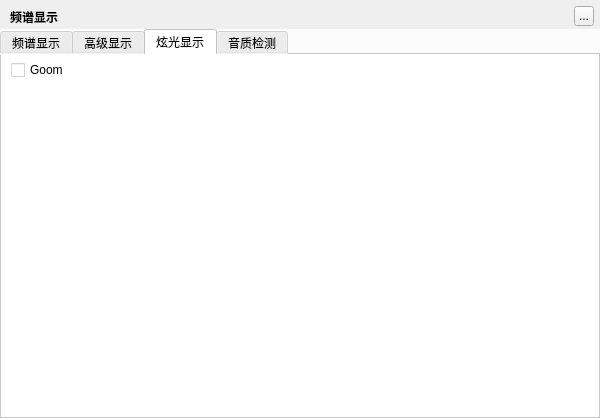
Qt form TTKModule/TTKWidget/musicUiKits/musicToolsetsKits/musicspectrumwidget.ui (Greedysky/TTKMusicPlayer) before a commit.
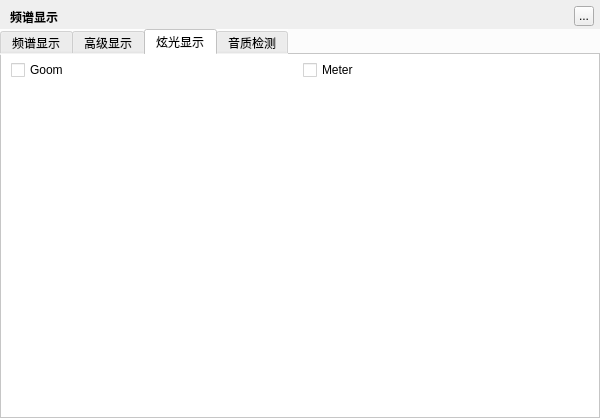
The same form after that commit. The open tabs and pages were chosen to show the change.

Commit message: Add flash meter visual[247740]

```diff
--- a/TTKModule/TTKWidget/musicUiKits/musicToolsetsKits/musicspectrumwidget.ui
+++ b/TTKModule/TTKWidget/musicUiKits/musicToolsetsKits/musicspectrumwidget.ui
@@ -368,17 +368,14 @@
           </widget>
          </item>
          <item>
-          <spacer name="horizontalSpacer2">
-           <property name="orientation">
-            <enum>Qt::Horizontal</enum>
+          <widget class="QCheckBox" name="flashmeterBox">
+           <property name="text">
+            <string>Meter</string>
            </property>
-           <property name="sizeHint" stdset="0">
-            <size>
-             <width>40</width>
-             <height>20</height>
-            </size>
+           <property name="checked">
+            <bool>false</bool>
            </property>
-          </spacer>
+          </widget>
          </item>
         </layout>
        </widget>
```
Left out of the diff: 2 changed lines with no effect on the pictures. The commit also changes 2 other files.
